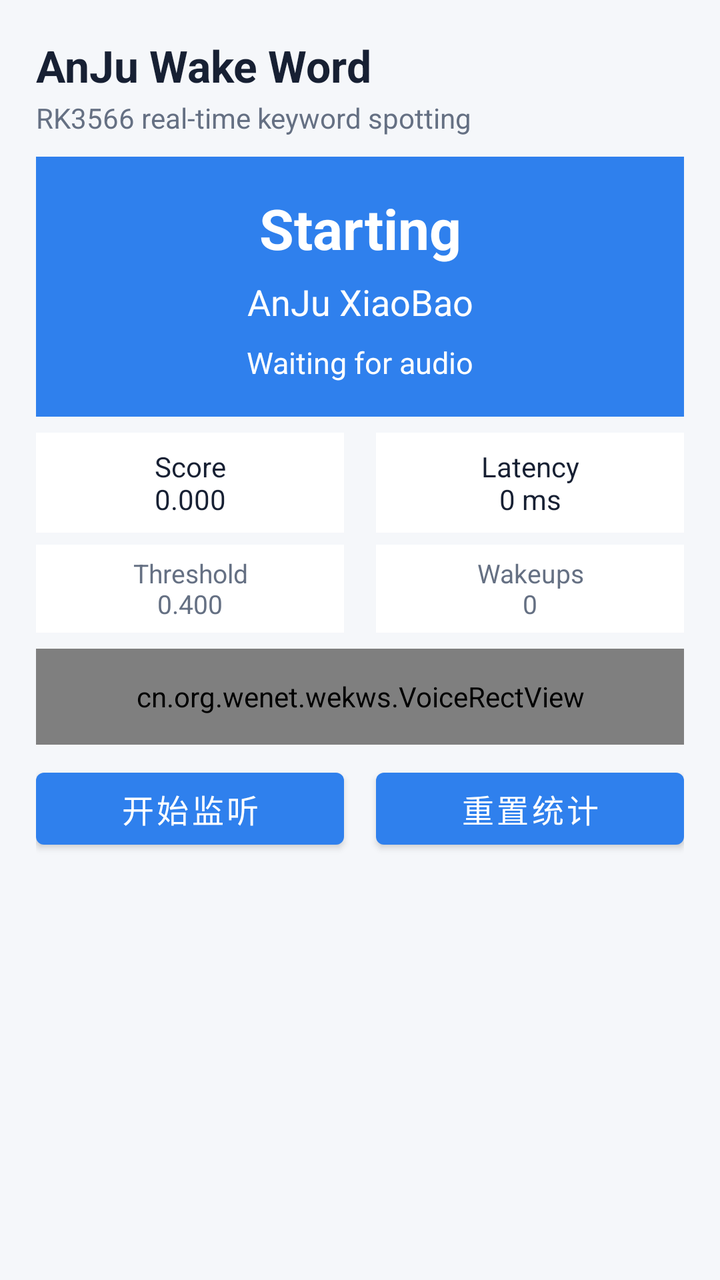
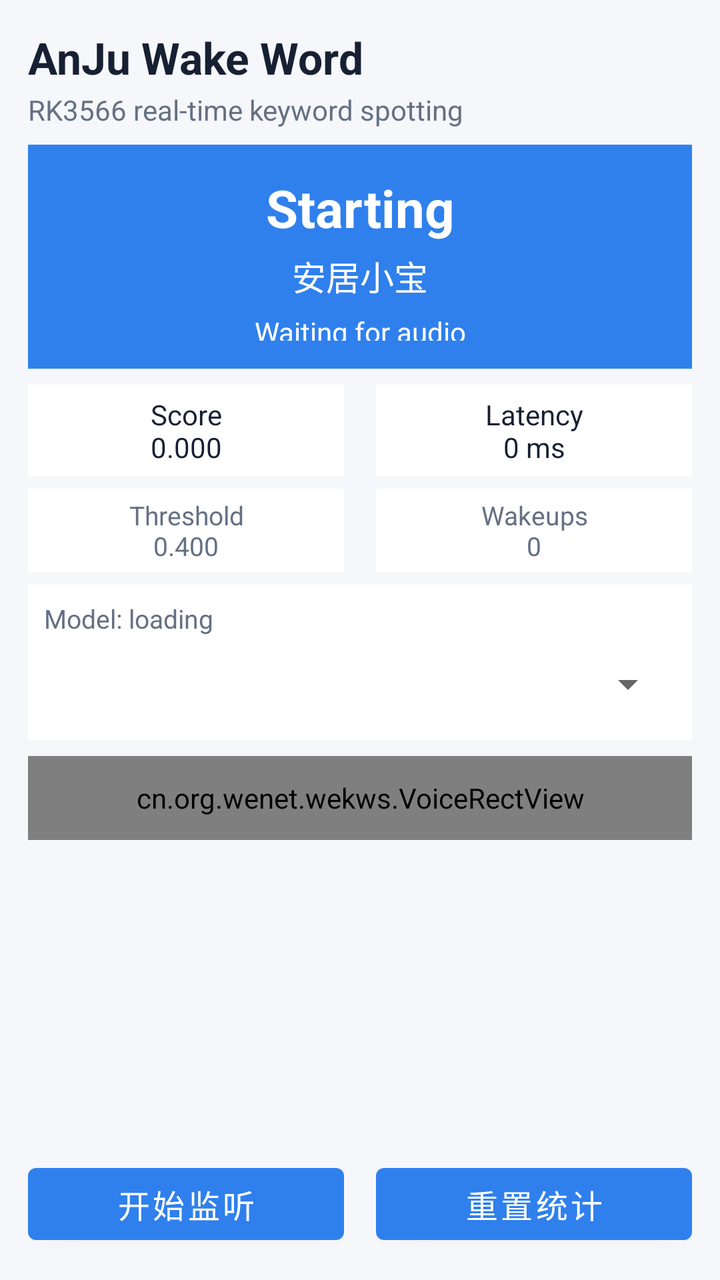

An Android layout rendered at two revisions. The XML below is the earlier revision; the diff shows what the commit changed to produce the second picture.
<!-- AndroidManifest.xml: application theme Theme.Wekws -->
<!-- res/layout/activity_main.xml -->
<?xml version="1.0" encoding="utf-8"?>
<LinearLayout xmlns:android="http://schemas.android.com/apk/res/android"
    xmlns:VoiceRect="http://schemas.android.com/apk/res-auto"
    android:layout_width="match_parent"
    android:layout_height="match_parent"
    android:background="@color/app_background"
    android:orientation="vertical"
    android:padding="18dp">

    <TextView
        android:id="@+id/titleText"
        android:layout_width="match_parent"
        android:layout_height="wrap_content"
        android:text="AnJu Wake Word"
        android:textColor="@color/text_primary"
        android:textSize="22sp"
        android:textStyle="bold" />

    <TextView
        android:id="@+id/subtitleText"
        android:layout_width="match_parent"
        android:layout_height="wrap_content"
        android:layout_marginTop="2dp"
        android:text="RK3566 real-time keyword spotting"
        android:textColor="@color/text_secondary"
        android:textSize="14sp" />

    <LinearLayout
        android:id="@+id/statusPanel"
        android:layout_width="match_parent"
        android:layout_height="130dp"
        android:layout_marginTop="10dp"
        android:background="@color/status_listening"
        android:gravity="center"
        android:orientation="vertical"
        android:padding="16dp">

        <TextView
            android:id="@+id/statusText"
            android:layout_width="match_parent"
            android:layout_height="wrap_content"
            android:gravity="center"
            android:text="Starting"
            android:textColor="@color/white"
            android:textSize="28sp"
            android:textStyle="bold" />

        <TextView
            android:id="@+id/keywordText"
            android:layout_width="match_parent"
            android:layout_height="wrap_content"
            android:layout_marginTop="6dp"
            android:gravity="center"
            android:text="AnJu XiaoBao"
            android:textColor="@color/white"
            android:textSize="18sp" />

        <TextView
            android:id="@+id/detailText"
            android:layout_width="match_parent"
            android:layout_height="wrap_content"
            android:layout_marginTop="8dp"
            android:gravity="center"
            android:text="Waiting for audio"
            android:textColor="@color/white"
            android:textSize="15sp" />
    </LinearLayout>

    <LinearLayout
        android:layout_width="match_parent"
        android:layout_height="wrap_content"
        android:layout_marginTop="8dp"
        android:orientation="horizontal">

        <TextView
            android:id="@+id/scoreText"
            android:layout_width="0dp"
            android:layout_height="50dp"
            android:layout_weight="1"
            android:layout_marginEnd="8dp"
            android:background="@color/panel_background"
            android:gravity="center"
            android:text="Score\n0.000"
            android:textColor="@color/text_primary"
            android:textSize="14sp" />

        <TextView
            android:id="@+id/latencyText"
            android:layout_width="0dp"
            android:layout_height="50dp"
            android:layout_weight="1"
            android:layout_marginStart="8dp"
            android:background="@color/panel_background"
            android:gravity="center"
            android:text="Latency\n0 ms"
            android:textColor="@color/text_primary"
            android:textSize="14sp" />
    </LinearLayout>

    <LinearLayout
        android:layout_width="match_parent"
        android:layout_height="wrap_content"
        android:layout_marginTop="6dp"
        android:orientation="horizontal">

        <TextView
            android:id="@+id/thresholdText"
            android:layout_width="0dp"
            android:layout_height="44dp"
            android:layout_weight="1"
            android:layout_marginEnd="8dp"
            android:background="@color/panel_background"
            android:gravity="center"
            android:text="Threshold\n0.400"
            android:textColor="@color/text_secondary"
            android:textSize="13sp" />

        <TextView
            android:id="@+id/eventCountText"
            android:layout_width="0dp"
            android:layout_height="44dp"
            android:layout_weight="1"
            android:layout_marginStart="8dp"
            android:background="@color/panel_background"
            android:gravity="center"
            android:text="Wakeups\n0"
            android:textColor="@color/text_secondary"
            android:textSize="13sp" />
    </LinearLayout>

    <cn.org.wenet.wekws.VoiceRectView
        android:id="@+id/voiceRectView"
        android:layout_width="match_parent"
        android:layout_height="48dp"
        android:layout_marginTop="8dp"
        VoiceRect:RectCount="44"
        VoiceRect:RectDownColor="@color/down_color"
        VoiceRect:RectOffset="0"
        VoiceRect:RectSpeed="260"
        VoiceRect:RectTopColor="@color/top_color" />

    <LinearLayout
        android:layout_width="match_parent"
        android:layout_height="wrap_content"
        android:layout_marginTop="8dp"
        android:orientation="horizontal">

        <Button
            android:id="@+id/listenToggleButton"
            android:layout_width="0dp"
            android:layout_height="48dp"
            android:layout_marginEnd="8dp"
            android:layout_weight="1"
            android:text="开始监听"
            android:textAllCaps="false"
            android:textSize="16sp" />

        <Button
            android:id="@+id/button"
            android:layout_width="0dp"
            android:layout_height="48dp"
            android:layout_marginStart="8dp"
            android:layout_weight="1"
            android:text="重置统计"
            android:textAllCaps="false"
            android:textSize="16sp" />
    </LinearLayout>

</LinearLayout>
<!-- resources referenced by this layout -->
<resources>
  <color name="app_background">#F5F7FA</color>
  <color name="down_color">#9FD8B7</color>
  <color name="panel_background">#FFFFFFFF</color>
  <color name="status_listening">#2F80ED</color>
  <color name="text_primary">#172033</color>
  <color name="text_secondary">#657083</color>
  <color name="top_color">#31A66A</color>
  <color name="white">#FFFFFFFF</color>
  <style name="Theme.Wekws" parent="Theme.MaterialComponents.DayNight.NoActionBar">
          
          <item name="colorPrimary">@color/status_listening</item>
          <item name="colorPrimaryVariant">@color/text_primary</item>
          <item name="colorOnPrimary">@color/white</item>
          
          <item name="colorSecondary">@color/teal_200</item>
          <item name="colorSecondaryVariant">@color/teal_700</item>
          <item name="colorOnSecondary">@color/black</item>
          
          <item name="android:statusBarColor" tools:targetApi="l">?attr/colorPrimaryVariant</item>
          
      </style>
  <color name="teal_200">#FF03DAC5</color>
  <color name="teal_700">#FF018786</color>
  <color name="black">#FF000000</color>
</resources>

<!-- the commit's change to res/layout/activity_main.xml (unified diff, before → after) -->
@@ -5,139 +5,176 @@
     android:layout_height="match_parent"
     android:background="@color/app_background"
     android:orientation="vertical"
-    android:padding="18dp">
-
-    <TextView
-        android:id="@+id/titleText"
+    android:padding="14dp">
+
+    <ScrollView
         android:layout_width="match_parent"
-        android:layout_height="wrap_content"
-        android:text="AnJu Wake Word"
-        android:textColor="@color/text_primary"
-        android:textSize="22sp"
-        android:textStyle="bold" />
-
-    <TextView
-        android:id="@+id/subtitleText"
-        android:layout_width="match_parent"
-        android:layout_height="wrap_content"
-        android:layout_marginTop="2dp"
-        android:text="RK3566 real-time keyword spotting"
-        android:textColor="@color/text_secondary"
-        android:textSize="14sp" />
-
-    <LinearLayout
-        android:id="@+id/statusPanel"
-        android:layout_width="match_parent"
-        android:layout_height="130dp"
-        android:layout_marginTop="10dp"
-        android:background="@color/status_listening"
-        android:gravity="center"
-        android:orientation="vertical"
-        android:padding="16dp">
-
-        <TextView
-            android:id="@+id/statusText"
+        android:layout_height="0dp"
+        android:layout_weight="1"
+        android:fillViewport="false"
+        android:overScrollMode="ifContentScrolls">
+
+        <LinearLayout
             android:layout_width="match_parent"
             android:layout_height="wrap_content"
-            android:gravity="center"
-            android:text="Starting"
-            android:textColor="@color/white"
-            android:textSize="28sp"
-            android:textStyle="bold" />
-
-        <TextView
-            android:id="@+id/keywordText"
-            android:layout_width="match_parent"
-            android:layout_height="wrap_content"
-            android:layout_marginTop="6dp"
-            android:gravity="center"
-            android:text="AnJu XiaoBao"
-            android:textColor="@color/white"
-            android:textSize="18sp" />
-
-        <TextView
-            android:id="@+id/detailText"
-            android:layout_width="match_parent"
-            android:layout_height="wrap_content"
-            android:layout_marginTop="8dp"
-            android:gravity="center"
-            android:text="Waiting for audio"
-            android:textColor="@color/white"
-            android:textSize="15sp" />
-    </LinearLayout>
-
-    <LinearLayout
-        android:layout_width="match_parent"
-        android:layout_height="wrap_content"
-        android:layout_marginTop="8dp"
-        android:orientation="horizontal">
-
-        <TextView
-            android:id="@+id/scoreText"
-            android:layout_width="0dp"
-            android:layout_height="50dp"
-            android:layout_weight="1"
-            android:layout_marginEnd="8dp"
-            android:background="@color/panel_background"
-            android:gravity="center"
-            android:text="Score\n0.000"
-            android:textColor="@color/text_primary"
-            android:textSize="14sp" />
-
-        <TextView
-            android:id="@+id/latencyText"
-            android:layout_width="0dp"
-            android:layout_height="50dp"
-            android:layout_weight="1"
-            android:layout_marginStart="8dp"
-            android:background="@color/panel_background"
-            android:gravity="center"
-            android:text="Latency\n0 ms"
-            android:textColor="@color/text_primary"
-            android:textSize="14sp" />
-    </LinearLayout>
-
-    <LinearLayout
-        android:layout_width="match_parent"
-        android:layout_height="wrap_content"
-        android:layout_marginTop="6dp"
-        android:orientation="horizontal">
-
-        <TextView
-            android:id="@+id/thresholdText"
-            android:layout_width="0dp"
-            android:layout_height="44dp"
-            android:layout_weight="1"
-            android:layout_marginEnd="8dp"
-            android:background="@color/panel_background"
-            android:gravity="center"
-            android:text="Threshold\n0.400"
-            android:textColor="@color/text_secondary"
-            android:textSize="13sp" />
-
-        <TextView
-            android:id="@+id/eventCountText"
-            android:layout_width="0dp"
-            android:layout_height="44dp"
-            android:layout_weight="1"
-            android:layout_marginStart="8dp"
-            android:background="@color/panel_background"
-            android:gravity="center"
-            android:text="Wakeups\n0"
-            android:textColor="@color/text_secondary"
-            android:textSize="13sp" />
-    </LinearLayout>
-
-    <cn.org.wenet.wekws.VoiceRectView
-        android:id="@+id/voiceRectView"
-        android:layout_width="match_parent"
-        android:layout_height="48dp"
-        android:layout_marginTop="8dp"
-        VoiceRect:RectCount="44"
-        VoiceRect:RectDownColor="@color/down_color"
-        VoiceRect:RectOffset="0"
-        VoiceRect:RectSpeed="260"
-        VoiceRect:RectTopColor="@color/top_color" />
+            android:orientation="vertical">
+
+            <TextView
+                android:id="@+id/titleText"
+                android:layout_width="match_parent"
+                android:layout_height="wrap_content"
+                android:text="AnJu Wake Word"
+                android:textColor="@color/text_primary"
+                android:textSize="22sp"
+                android:textStyle="bold" />
+
+            <TextView
+                android:id="@+id/subtitleText"
+                android:layout_width="match_parent"
+                android:layout_height="wrap_content"
+                android:layout_marginTop="2dp"
+                android:text="RK3566 real-time keyword spotting"
+                android:textColor="@color/text_secondary"
+                android:textSize="14sp" />
+
+            <LinearLayout
+                android:id="@+id/statusPanel"
+                android:layout_width="match_parent"
+                android:layout_height="112dp"
+                android:layout_marginTop="8dp"
+                android:background="@color/status_listening"
+                android:gravity="center"
+                android:orientation="vertical"
+                android:padding="14dp">
+
+                <TextView
+                    android:id="@+id/statusText"
+                    android:layout_width="match_parent"
+                    android:layout_height="wrap_content"
+                    android:gravity="center"
+                    android:text="Starting"
+                    android:textColor="@color/white"
+                    android:textSize="26sp"
+                    android:textStyle="bold" />
+
+                <TextView
+                    android:id="@+id/keywordText"
+                    android:layout_width="match_parent"
+                    android:layout_height="wrap_content"
+                    android:layout_marginTop="4dp"
+                    android:gravity="center"
+                    android:text="安居小宝"
+                    android:textColor="@color/white"
+                    android:textSize="17sp" />
+
+                <TextView
+                    android:id="@+id/detailText"
+                    android:layout_width="match_parent"
+                    android:layout_height="wrap_content"
+                    android:layout_marginTop="6dp"
+                    android:gravity="center"
+                    android:text="Waiting for audio"
+                    android:textColor="@color/white"
+                    android:textSize="14sp" />
+            </LinearLayout>
+
+            <LinearLayout
+                android:layout_width="match_parent"
+                android:layout_height="wrap_content"
+                android:layout_marginTop="8dp"
+                android:orientation="horizontal">
+
+                <TextView
+                    android:id="@+id/scoreText"
+                    android:layout_width="0dp"
+                    android:layout_height="46dp"
+                    android:layout_marginEnd="8dp"
+                    android:layout_weight="1"
+                    android:background="@color/panel_background"
+                    android:gravity="center"
+                    android:text="Score\n0.000"
+                    android:textColor="@color/text_primary"
+                    android:textSize="14sp" />
+
+                <TextView
+                    android:id="@+id/latencyText"
+                    android:layout_width="0dp"
+                    android:layout_height="46dp"
+                    android:layout_marginStart="8dp"
+                    android:layout_weight="1"
+                    android:background="@color/panel_background"
+                    android:gravity="center"
+                    android:text="Latency\n0 ms"
+                    android:textColor="@color/text_primary"
+                    android:textSize="14sp" />
+            </LinearLayout>
+
+            <LinearLayout
+                android:layout_width="match_parent"
+                android:layout_height="wrap_content"
+                android:layout_marginTop="6dp"
+                android:orientation="horizontal">
+
+                <TextView
+                    android:id="@+id/thresholdText"
+                    android:layout_width="0dp"
+                    android:layout_height="42dp"
+                    android:layout_marginEnd="8dp"
+                    android:layout_weight="1"
+                    android:background="@color/panel_background"
+                    android:gravity="center"
+                    android:text="Threshold\n0.400"
+                    android:textColor="@color/text_secondary"
+                    android:textSize="13sp" />
+
+                <TextView
+                    android:id="@+id/eventCountText"
+                    android:layout_width="0dp"
+                    android:layout_height="42dp"
+                    android:layout_marginStart="8dp"
+                    android:layout_weight="1"
+                    android:background="@color/panel_background"
+                    android:gravity="center"
+                    android:text="Wakeups\n0"
+                    android:textColor="@color/text_secondary"
+                    android:textSize="13sp" />
+            </LinearLayout>
+
+            <LinearLayout
+                android:layout_width="match_parent"
+                android:layout_height="wrap_content"
+                android:layout_marginTop="6dp"
+                android:background="@color/panel_background"
+                android:orientation="vertical"
+                android:padding="8dp">
+
+                <TextView
+                    android:id="@+id/modelText"
+                    android:layout_width="match_parent"
+                    android:layout_height="wrap_content"
+                    android:text="Model: loading"
+                    android:textColor="@color/text_secondary"
+                    android:textSize="13sp" />
+
+                <Spinner
+                    android:id="@+id/modelSpinner"
+                    android:layout_width="match_parent"
+                    android:layout_height="40dp"
+                    android:layout_marginTop="4dp" />
+            </LinearLayout>
+
+            <cn.org.wenet.wekws.VoiceRectView
+                android:id="@+id/voiceRectView"
+                android:layout_width="match_parent"
+                android:layout_height="42dp"
+                android:layout_marginTop="8dp"
+                VoiceRect:RectCount="44"
+                VoiceRect:RectDownColor="@color/down_color"
+                VoiceRect:RectOffset="0"
+                VoiceRect:RectSpeed="260"
+                VoiceRect:RectTopColor="@color/top_color" />
+        </LinearLayout>
+    </ScrollView>
 
     <LinearLayout
         android:layout_width="match_parent"
